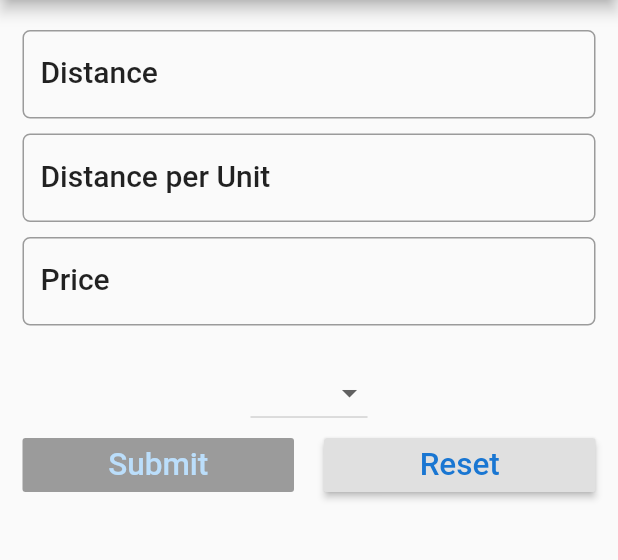
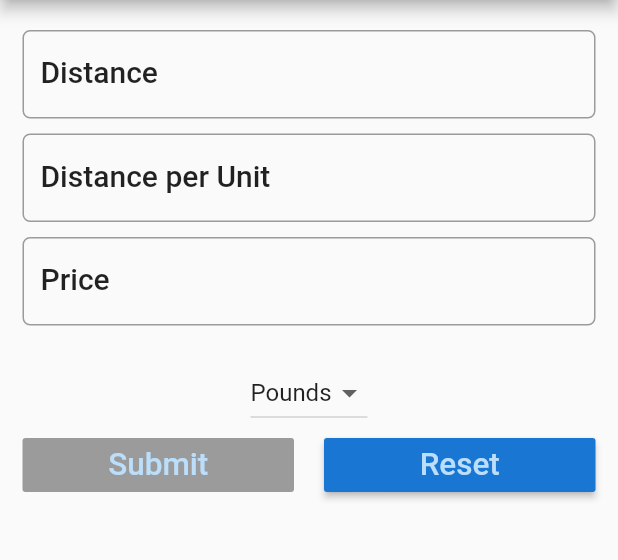
Before and after one commit to vmelia/flutter_fuel_calculator, a Flutter app: the screen it shows after launch, on a phone screen of 412 x 824 dp, the part 84-644 px from its top. Run offline on Flutter 3.47's test engine with Material 2 defaults, Android fonts, the phone set to English and light mode, and no system bars.

Commit message:
Refactored text and button widgets.

```diff
--- a/lib/main.dart
+++ b/lib/main.dart
@@ -12,7 +12,9 @@ class FlutterUiApp extends StatelessWidget {
       title: "Trip Cost Calculator",
       theme: new ThemeData(primarySwatch: Colors.blue),
       home: ChangeNotifierProvider(
-          create: (context) => FuelViewModel(), child: FuelScreen()),
+        create: (context) => FuelViewModel(),
+        child: FuelScreen(),
+      ),
     );
   }
 }
--- a/lib/screens/fuelScreen.dart
+++ b/lib/screens/fuelScreen.dart
@@ -1,4 +1,6 @@
 import 'package:flutter/material.dart';
+import 'package:flutter_fuel_calculator/widgets/button_widget.dart';
+import 'package:flutter_fuel_calculator/widgets/edit_string_widget.dart';
 import 'package:provider/provider.dart';
 import 'package:flutter_fuel_calculator/view_models/fuel_view_model.dart';
 
@@ -14,54 +16,28 @@ class FuelScreen extends StatelessWidget {
   Widget build(BuildContext context) {
     final viewModel = Provider.of<FuelViewModel>(context);
 
-    var distanceField = TextField(
+    var distanceField = EditStringWidget(
       key: Key('distanceField'),
       controller: distanceController,
-      decoration: InputDecoration(
+      onChanged: (value) => viewModel.distanceText = value,
       labelText: 'Distance',
       hintText: 'E.g., 123',
-        labelStyle: Theme.of(context).textTheme.headline6,
-        border: OutlineInputBorder(
-          borderRadius: BorderRadius.circular(5.0),
-        ),
-      ),
-      keyboardType: TextInputType.number,
-      onChanged: (String value) {
-        viewModel.distanceText = value;
-      },
     );
-    var distancePerUnitField = TextField(
+    var distancePerUnitField = EditStringWidget(
       key: Key('distancePerUnitField'),
       controller: distancePerUnitController,
-      decoration: InputDecoration(
+      onChanged: (value) => viewModel.distancePerUnitText = value,
       labelText: 'Distance per Unit',
       hintText: 'E.g., 15',
-        labelStyle: Theme.of(context).textTheme.headline6,
-        border: OutlineInputBorder(
-          borderRadius: BorderRadius.circular(5.0),
-        ),
-      ),
-      keyboardType: TextInputType.number,
-      onChanged: (String value) {
-        viewModel.distancePerUnitText = value;
-      },
     );
-    var priceField = TextField(
+    var priceField = EditStringWidget(
       key: Key('priceField'),
       controller: priceController,
-      decoration: InputDecoration(
+      onChanged: (value) => viewModel.priceText = value,
       labelText: 'Price',
       hintText: 'E.g., 1.65',
-        labelStyle: Theme.of(context).textTheme.headline6,
-        border: OutlineInputBorder(
-          borderRadius: BorderRadius.circular(5.0),
-        ),
-      ),
-      keyboardType: TextInputType.number,
-      onChanged: (String value) {
-        viewModel.priceText = value;
-      },
     );
+
     var currencyDropdown = DropdownButton<String>(
       key: Key('currencyDropdown'),
       items: viewModel.currencies.map((String value) {
@@ -75,37 +51,24 @@ class FuelScreen extends StatelessWidget {
         viewModel.currency = value;
       },
     );
-    var submitButton = RaisedButton(
+
+    var submitButton = ButtonWidget(
         key: Key('submitButton'),
-      onPressed: viewModel.canSubmit
-          ? () {
-              viewModel.submit();
-            }
-          : null,
-      color: Theme.of(context).primaryColorDark,
-      textColor: Theme.of(context).primaryColorLight,
-      child: Text(
-        'Submit',
-        textScaleFactor: 1.5,
-      ),
-    );
-    var resetButton = RaisedButton(
+        text: 'Submit',
+        isEnabled: () => viewModel.canSubmit,
+        onPressed: () => viewModel.submit());
+
+    var resetButton = ButtonWidget(
         key: Key('resetButton'),
-      onPressed: viewModel.canReset
-          ? () {
-              viewModel.reset();
+        text: 'Reset',
+        isEnabled: () => viewModel.canReset,
+        onPressed: () {
           distanceController.text = '';
           distancePerUnitController.text = '';
           priceController.text = '';
-            }
-          : null,
-      color: Theme.of(context).buttonColor,
-      textColor: Theme.of(context).primaryColorDark,
-      child: Text(
-        'Reset',
-        textScaleFactor: 1.5,
-      ),
-    );
+          viewModel.reset();
+        });
+
     return Scaffold(
       appBar: AppBar(
         title: Text("Trip Cost Calculator"),
--- a/lib/view_models/fuel_view_model.dart
+++ b/lib/view_models/fuel_view_model.dart
@@ -10,7 +10,7 @@ class FuelViewModel with ChangeNotifier {
   String _distanceText;
   String _distancePerUnitText;
   String _priceText;
-  String _currency;
+  String _currency = 'Pounds';
 
   FuelViewModel() {
     _distanceText = "";
--- /dev/null
+++ b/lib/widgets/button_widget.dart
@@ -0,0 +1,27 @@
+import 'package:flutter/material.dart';
+
+class ButtonWidget extends StatelessWidget {
+  const ButtonWidget({
+    Key key,
+    @required this.text,
+    @required this.isEnabled,
+    @required this.onPressed,
+  }) : super(key: key);
+
+  final String text;
+  final bool Function() isEnabled;
+  final VoidCallback onPressed;
+
+  @override
+  Widget build(BuildContext context) {
+    return RaisedButton(
+      onPressed: isEnabled() ? onPressed : null,
+      color: Theme.of(context).primaryColorDark,
+      textColor: Theme.of(context).primaryColorLight,
+      child: Text(
+        text,
+        textScaleFactor: 1.5,
+      ),
+    );
+  }
+}
--- /dev/null
+++ b/lib/widgets/edit_string_widget.dart
@@ -0,0 +1,35 @@
+import 'package:flutter/material.dart';
+
+class EditStringWidget extends StatelessWidget {
+  const EditStringWidget({
+    Key key,
+    @required this.controller,
+    @required this.onChanged,
+    @required this.labelText,
+    @required this.hintText,
+  }) : super(key: key);
+
+  final TextEditingController controller;
+  final Function(String) onChanged;
+  final String labelText;
+  final String hintText;
+
+  @override
+  Widget build(BuildContext context) {
+    return TextField(
+      controller: controller,
+      decoration: InputDecoration(
+        labelText: labelText,
+        hintText: hintText,
+        labelStyle: Theme.of(context).textTheme.headline6,
+        border: OutlineInputBorder(
+          borderRadius: BorderRadius.circular(5.0),
+        ),
+      ),
+      keyboardType: TextInputType.number,
+      onChanged: (String value) {
+        onChanged(value);
+      },
+    );
+  }
+}
```
Lines whose indentation alone changed are shown as unchanged.
